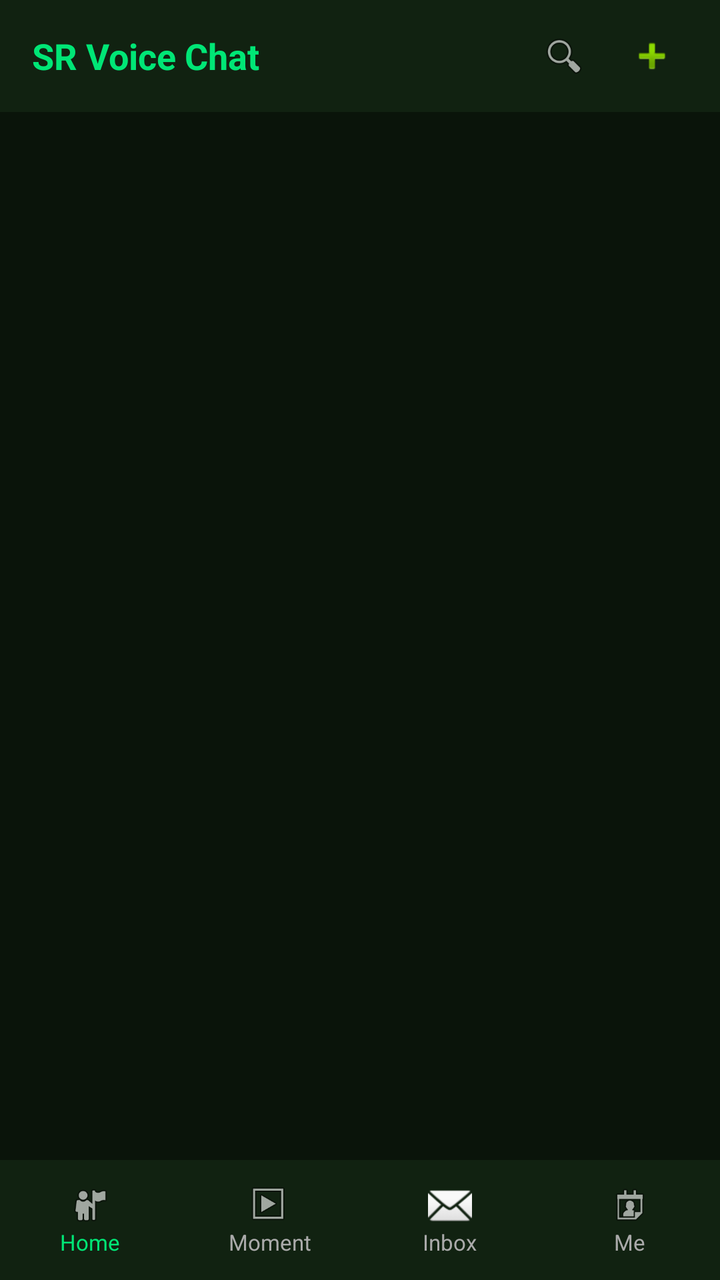
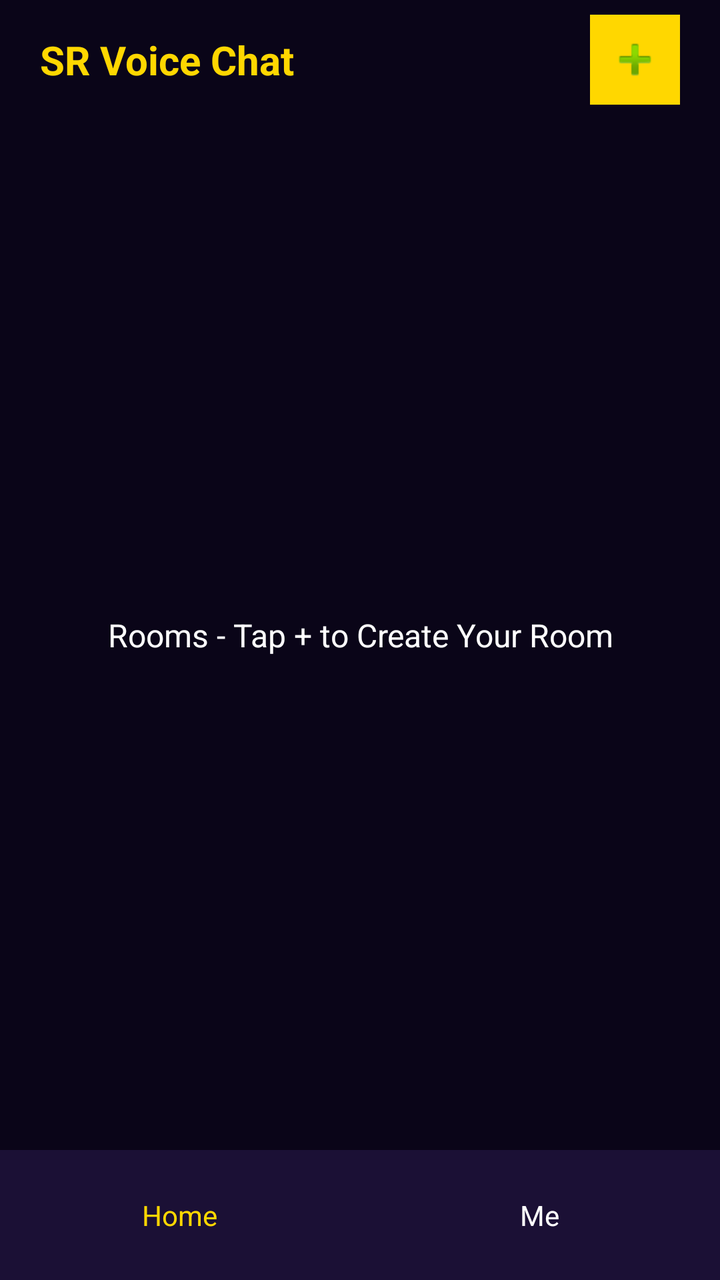

An Android layout rendered at two revisions. The XML below is the earlier revision; the diff shows what the commit changed to produce the second picture.
<!-- AndroidManifest.xml: activity theme Theme.SRVoiceChat -->
<!-- res/layout/activity_main.xml -->
<?xml version="1.0" encoding="utf-8"?>
<LinearLayout xmlns:android="http://schemas.android.com/apk/res/android"
    android:layout_width="match_parent"
    android:layout_height="match_parent"
    android:orientation="vertical"
    android:background="#0A140A">

    
    <LinearLayout
        android:layout_width="match_parent"
        android:layout_height="56dp"
        android:orientation="horizontal"
        android:gravity="center_vertical"
        android:paddingHorizontal="16dp"
        android:background="#112211">

        <TextView
            android:layout_width="0dp"
            android:layout_height="wrap_content"
            android:layout_weight="1"
            android:text="SR Voice Chat"
            android:textColor="#00E676"
            android:textSize="18sp"
            android:textStyle="bold" />

        
        <ImageView
            android:id="@+id/btnSearch"
            android:layout_width="36dp"
            android:layout_height="36dp"
            android:src="@android:drawable/ic_menu_search"
            android:padding="6dp"
            android:background="?attr/selectableItemBackgroundBorderless"
            android:layout_marginRight="8dp" />

        
        <ImageView
            android:id="@+id/btnCreateRoom"
            android:layout_width="36dp"
            android:layout_height="36dp"
            android:src="@android:drawable/ic_input_add"
            android:padding="6dp"
            android:background="?attr/selectableItemBackgroundBorderless" />
    </LinearLayout>

    
    <FrameLayout
        android:id="@+id/fragmentContainer"
        android:layout_width="match_parent"
        android:layout_height="0dp"
        android:layout_weight="1" />

    
    <LinearLayout
        android:layout_width="match_parent"
        android:layout_height="60dp"
        android:orientation="horizontal"
        android:background="#112211"
        android:gravity="center">

        
        <LinearLayout
            android:id="@+id/navHome"
            android:layout_width="0dp"
            android:layout_height="match_parent"
            android:layout_weight="1"
            android:orientation="vertical"
            android:gravity="center"
            android:background="?attr/selectableItemBackground">
            
            <ImageView
                android:layout_width="22dp"
                android:layout_height="22dp"
                android:src="@android:drawable/ic_menu_myplaces" />
            <TextView
                android:layout_width="wrap_content"
                android:layout_height="wrap_content"
                android:text="Home"
                android:textColor="#00E676"
                android:textSize="11sp" />
        </LinearLayout>

        
        <LinearLayout
            android:id="@+id/navMoment"
            android:layout_width="0dp"
            android:layout_height="match_parent"
            android:layout_weight="1"
            android:orientation="vertical"
            android:gravity="center"
            android:background="?attr/selectableItemBackground">
            
            <ImageView
                android:layout_width="22dp"
                android:layout_height="22dp"
                android:src="@android:drawable/ic_menu_slideshow" />
            <TextView
                android:layout_width="wrap_content"
                android:layout_height="wrap_content"
                android:text="Moment"
                android:textColor="#AAAAAA"
                android:textSize="11sp" />
        </LinearLayout>

        
        <LinearLayout
            android:id="@+id/navInbox"
            android:layout_width="0dp"
            android:layout_height="match_parent"
            android:layout_weight="1"
            android:orientation="vertical"
            android:gravity="center"
            android:background="?attr/selectableItemBackground">
            
            <ImageView
                android:layout_width="22dp"
                android:layout_height="22dp"
                android:src="@android:drawable/ic_dialog_email" />
            <TextView
                android:layout_width="wrap_content"
                android:layout_height="wrap_content"
                android:text="Inbox"
                android:textColor="#AAAAAA"
                android:textSize="11sp" />
        </LinearLayout>

        
        <LinearLayout
            android:id="@+id/navMe"
            android:layout_width="0dp"
            android:layout_height="match_parent"
            android:layout_weight="1"
            android:orientation="vertical"
            android:gravity="center"
            android:background="?attr/selectableItemBackground">
            
            <ImageView
                android:layout_width="22dp"
                android:layout_height="22dp"
                android:src="@android:drawable/ic_menu_my_calendar" />
            <TextView
                android:layout_width="wrap_content"
                android:layout_height="wrap_content"
                android:text="Me"
                android:textColor="#AAAAAA"
                android:textSize="11sp" />
        </LinearLayout>

    </LinearLayout>

</LinearLayout>
<!-- resources referenced by this layout -->
<resources>
  <style name="Theme.SRVoiceChat" parent="Theme.Material3.DayNight.NoActionBar">
          <item name="colorPrimary">#FF4081</item>
          <item name="android:statusBarColor">#FF4081</item>
          <item name="android:windowLightStatusBar">true</item>
      </style>
</resources>

<!-- the commit's change to res/layout/activity_main.xml (unified diff, before → after) -->
@@ -1,151 +1,70 @@
 <?xml version="1.0" encoding="utf-8"?>
 <LinearLayout xmlns:android="http://schemas.android.com/apk/res/android"
-    android:layout_width="match_parent"
-    android:layout_height="match_parent"
-    android:orientation="vertical"
-    android:background="#0A140A">
-
-    
-    <LinearLayout
-        android:layout_width="match_parent"
-        android:layout_height="56dp"
-        android:orientation="horizontal"
-        android:gravity="center_vertical"
-        android:paddingHorizontal="16dp"
-        android:background="#112211">
-
-        <TextView
-            android:layout_width="0dp"
-            android:layout_height="wrap_content"
-            android:layout_weight="1"
-            android:text="SR Voice Chat"
-            android:textColor="#00E676"
-            android:textSize="18sp"
-            android:textStyle="bold" />
-
-        
-        <ImageView
-            android:id="@+id/btnSearch"
-            android:layout_width="36dp"
-            android:layout_height="36dp"
-            android:src="@android:drawable/ic_menu_search"
-            android:padding="6dp"
-            android:background="?attr/selectableItemBackgroundBorderless"
-            android:layout_marginRight="8dp" />
-
-        
-        <ImageView
-            android:id="@+id/btnCreateRoom"
-            android:layout_width="36dp"
-            android:layout_height="36dp"
-            android:src="@android:drawable/ic_input_add"
-            android:padding="6dp"
-            android:background="?attr/selectableItemBackgroundBorderless" />
-    </LinearLayout>
-
-    
-    <FrameLayout
-        android:id="@+id/fragmentContainer"
-        android:layout_width="match_parent"
-        android:layout_height="0dp"
-        android:layout_weight="1" />
-
-    
-    <LinearLayout
-        android:layout_width="match_parent"
-        android:layout_height="60dp"
-        android:orientation="horizontal"
-        android:background="#112211"
-        android:gravity="center">
-
-        
-        <LinearLayout
-            android:id="@+id/navHome"
-            android:layout_width="0dp"
-            android:layout_height="match_parent"
-            android:layout_weight="1"
-            android:orientation="vertical"
-            android:gravity="center"
-            android:background="?attr/selectableItemBackground">
-            
-            <ImageView
-                android:layout_width="22dp"
-                android:layout_height="22dp"
-                android:src="@android:drawable/ic_menu_myplaces" />
-            <TextView
-                android:layout_width="wrap_content"
-                android:layout_height="wrap_content"
-                android:text="Home"
-                android:textColor="#00E676"
-                android:textSize="11sp" />
-        </LinearLayout>
-
-        
-        <LinearLayout
-            android:id="@+id/navMoment"
-            android:layout_width="0dp"
-            android:layout_height="match_parent"
-            android:layout_weight="1"
-            android:orientation="vertical"
-            android:gravity="center"
-            android:background="?attr/selectableItemBackground">
-            
-            <ImageView
-                android:layout_width="22dp"
-                android:layout_height="22dp"
-                android:src="@android:drawable/ic_menu_slideshow" />
-            <TextView
-                android:layout_width="wrap_content"
-                android:layout_height="wrap_content"
-                android:text="Moment"
-                android:textColor="#AAAAAA"
-                android:textSize="11sp" />
-        </LinearLayout>
-
-        
-        <LinearLayout
-            android:id="@+id/navInbox"
-            android:layout_width="0dp"
-            android:layout_height="match_parent"
-            android:layout_weight="1"
-            android:orientation="vertical"
-            android:gravity="center"
-            android:background="?attr/selectableItemBackground">
-            
-            <ImageView
-                android:layout_width="22dp"
-                android:layout_height="22dp"
-                android:src="@android:drawable/ic_dialog_email" />
-            <TextView
-                android:layout_width="wrap_content"
-                android:layout_height="wrap_content"
-                android:text="Inbox"
-                android:textColor="#AAAAAA"
-                android:textSize="11sp" />
-        </LinearLayout>
-
-        
-        <LinearLayout
-            android:id="@+id/navMe"
-            android:layout_width="0dp"
-            android:layout_height="match_parent"
-            android:layout_weight="1"
-            android:orientation="vertical"
-            android:gravity="center"
-            android:background="?attr/selectableItemBackground">
-            
-            <ImageView
-                android:layout_width="22dp"
-                android:layout_height="22dp"
-                android:src="@android:drawable/ic_menu_my_calendar" />
-            <TextView
-                android:layout_width="wrap_content"
-                android:layout_height="wrap_content"
-                android:text="Me"
-                android:textColor="#AAAAAA"
-                android:textSize="11sp" />
-        </LinearLayout>
-
-    </LinearLayout>
-
+android:layout_width="match_parent"
+android:layout_height="match_parent"
+android:orientation="vertical"
+android:background="#0A0518">
+<LinearLayout
+android:layout_width="match_parent"
+android:layout_height="60dp"
+android:orientation="horizontal"
+android:gravity="center_vertical"
+android:paddingLeft="20dp"
+android:paddingRight="20dp">
+<TextView
+android:layout_width="0dp"
+android:layout_height="wrap_content"
+android:layout_weight="1"
+android:text="SR Voice Chat"
+android:textColor="#FFD700"
+android:textSize="20sp"
+android:textStyle="bold" />
+<ImageView
+android:id="@+id/btnPlus"
+android:layout_width="45dp"
+android:layout_height="45dp"
+android:src="@android:drawable/ic_input_add"
+android:background="#FFD700"
+android:padding="8dp" />
 </LinearLayout>
+<TextView
+android:layout_width="match_parent"
+android:layout_height="0dp"
+android:layout_weight="1"
+android:text="Rooms - Tap + to Create Your Room"
+android:textColor="#FFFFFF"
+android:textSize="16sp"
+android:gravity="center" />
+<LinearLayout
+android:layout_width="match_parent"
+android:layout_height="65dp"
+android:orientation="horizontal"
+android:background="#1B1035">
+<LinearLayout
+android:id="@+id/navHome"
+android:layout_width="0dp"
+android:layout_height="match_parent"
+android:layout_weight="1"
+android:orientation="vertical"
+android:gravity="center">
+<TextView
+android:layout_width="wrap_content"
+android:layout_height="wrap_content"
+android:text="Home"
+android:textColor="#FFD700" />
+</LinearLayout>
+<LinearLayout
+android:id="@+id/navMe"
+android:layout_width="0dp"
+android:layout_height="match_parent"
+android:layout_weight="1"
+android:orientation="vertical"
+android:gravity="center">
+<TextView
+android:layout_width="wrap_content"
+android:layout_height="wrap_content"
+android:text="Me"
+android:textColor="#FFFFFF" />
+</LinearLayout>
+</LinearLayout>
+</LinearLayout>
